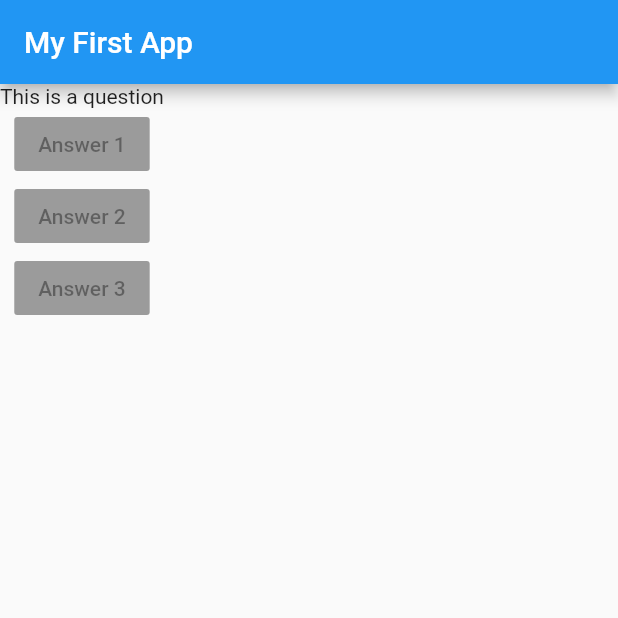
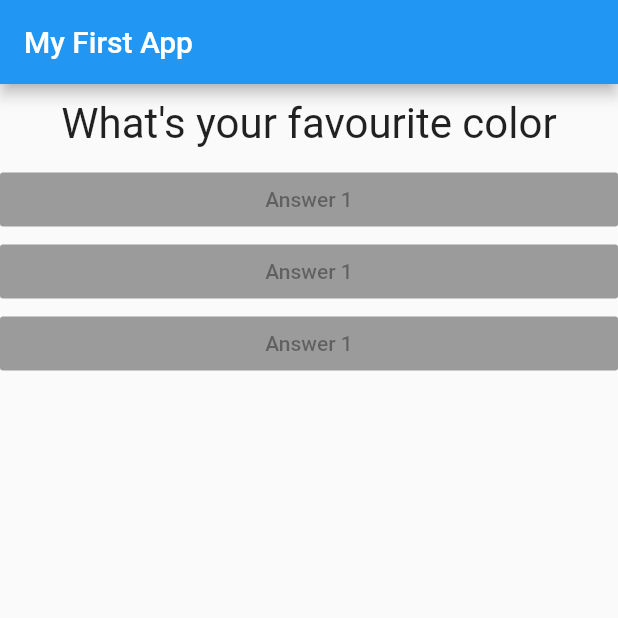
Before and after one commit to TheCodeNinja254/flutter_android_app, a Flutter app: the screen it shows after launch, on a phone screen of 412 x 824 dp, the top half of it. Run offline on Flutter 3.47's test engine with Material 2 defaults, Android fonts, the light colour scheme and no system bars.

Commit message:
With imported question and answer widgets

```diff
--- /dev/null
+++ b/lib/answer.dart
@@ -0,0 +1,15 @@
+import 'package:flutter/material.dart';
+
+class Answer extends StatelessWidget {
+  @override
+  Widget build(BuildContext context) {
+    return Container(
+        width: double.infinity,
+        child: RaisedButton(
+          color: Colors.blue,
+          child: Text('Answer 1'),
+          onPressed: null,
+        )
+    );
+  }
+}
--- a/lib/main.dart
+++ b/lib/main.dart
@@ -1,4 +1,7 @@
 import 'package:flutter/material.dart';
+
+import './question.dart';
+import './answer.dart';
 
 void main() {
   // with parenthesis - class object
@@ -7,14 +10,34 @@ void main() {
 }
 
 // inheritance using extends
-class MyApp extends StatelessWidget {
+class MyApp extends StatefulWidget {
+
+  @override
+  State<StatefulWidget> createState() {
+    // Todo: implement createState
+    return _MyAppState(); // underscore turns the class to a private class
+  }
+}
+
+class _MyAppState extends State<MyApp> {
+  var _questionIndex = 0;
+  void _answerQuestions() {
+    setState(() {
+      _questionIndex = _questionIndex + 1;
+    });
+    print('Answer chosen');
+  }
+
   // BuildContext  - object type provided by flutter
   // context - my variable override
   // Widget - return object of type Widget provided by flutter
   // Idea - Always start with type then variable.
   @override // decorator - marks the override for the build method as intentional.
   Widget build(BuildContext context) {
-    var questions = ['What\'s your favourite color'];
+    var questions = [
+      'What\'s your favourite color',
+      'What is your favourite animal'
+    ];
     // Scaffold creates a base design for the App
     return MaterialApp(
       home: Scaffold(
@@ -23,19 +46,10 @@ class MyApp extends StatelessWidget {
           ),
           body: Column(
             children: <Widget>[
-              Text('This is a question'),
-              RaisedButton(
-                child: Text('Answer 1'),
-                onPressed: null,
-              ),
-              RaisedButton(
-                child: Text('Answer 2'),
-                onPressed: null,
-              ),
-              RaisedButton(
-                child: Text('Answer 3'),
-                onPressed: null,
-              ),
+              Question(questions.elementAt(_questionIndex)), // same as questions[0]
+             Answer(),
+             Answer(),
+             Answer(),
             ],
           )),
     );
--- /dev/null
+++ b/lib/question.dart
@@ -0,0 +1,21 @@
+import 'package:flutter/material.dart';
+
+class Question extends StatelessWidget {
+  final String
+      questionText; // will never change after initialization in constructor
+
+  // review named vs position arguments
+  Question(this.questionText);
+
+  @override
+  Widget build(BuildContext context) {
+    return Container(
+        width: double.infinity,
+        margin: EdgeInsets.all(10), // additional class constructors
+        child: Text(
+          questionText,
+          style: TextStyle(fontSize: 28),
+          textAlign: TextAlign.center, // enum
+        ));
+  }
+}
```
